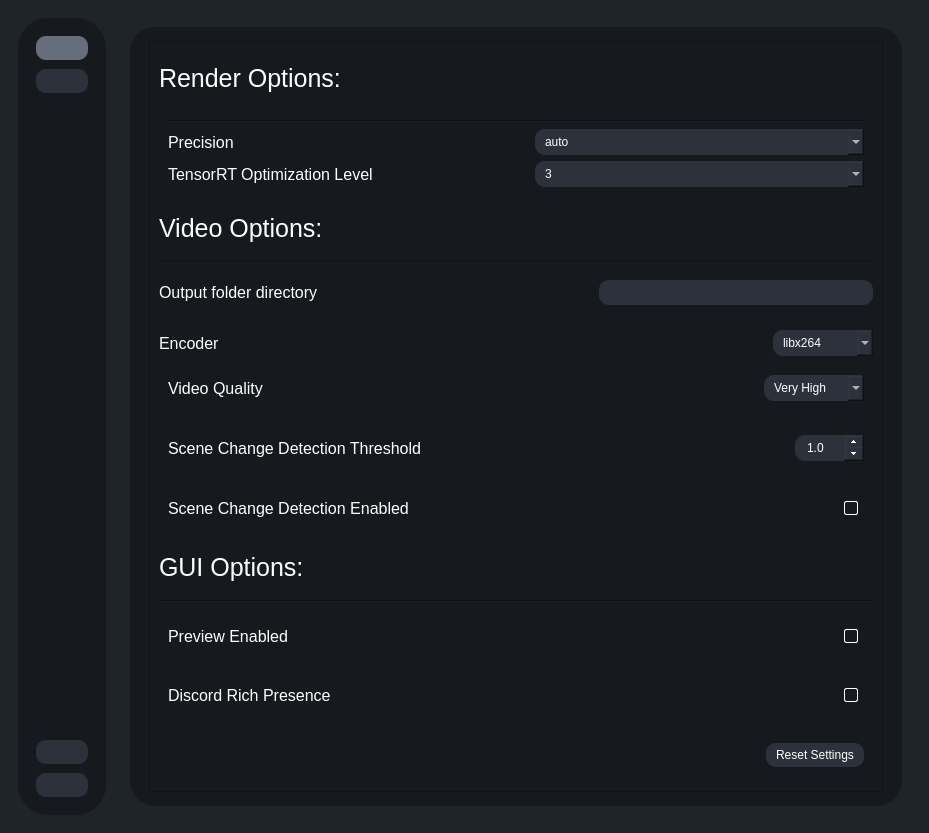
TNTwise/REAL-Video-Enhancer, file testRVEInterface.ui: the form before one commit.
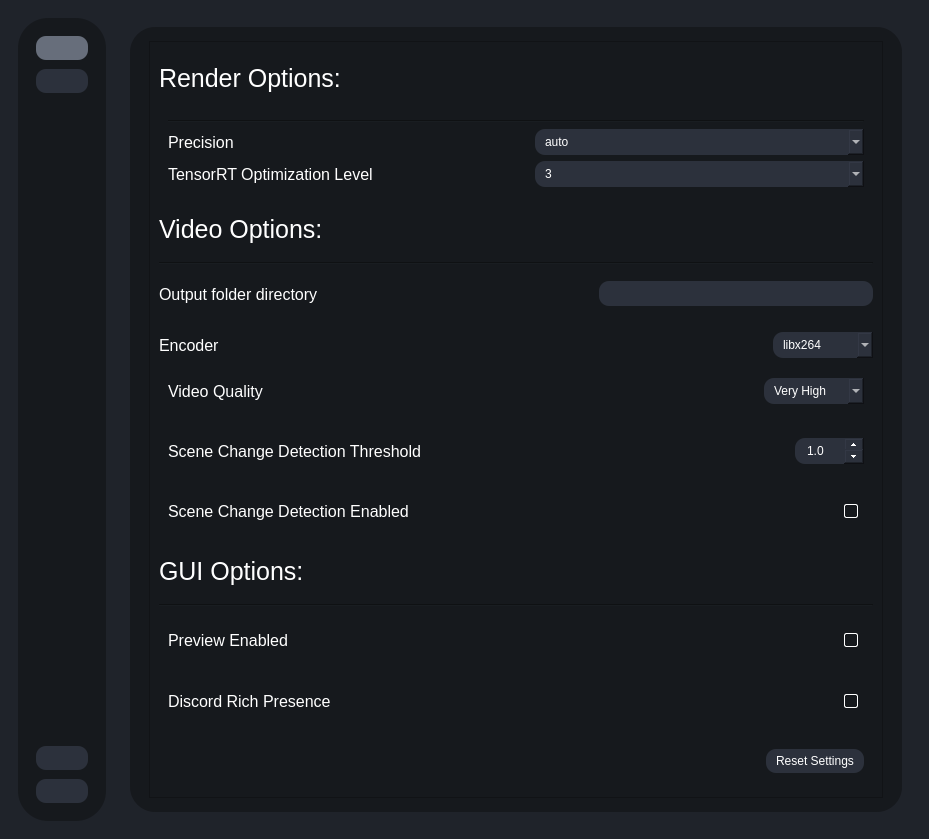
The form after the commit. The open tabs and pages were chosen to show the change. Icons and pictures are not drawn.

Commit message: defautl output fodler working

What changed in the file:
```diff
--- a/testRVEInterface.ui
+++ b/testRVEInterface.ui
@@ -7,7 +7,7 @@
     <x>0</x>
     <y>0</y>
     <width>929</width>
-    <height>801</height>
+    <height>839</height>
    </rect>
   </property>
   <property name="windowTitle">
@@ -1312,8 +1312,8 @@
                   <rect>
                    <x>0</x>
                    <y>0</y>
-                   <width>434</width>
-                   <height>593</height>
+                   <width>729</width>
+                   <height>755</height>
                   </rect>
                  </property>
                  <layout class="QVBoxLayout" name="verticalLayout_18">
```
Left out of the diff: 2 changed lines with no effect on the pictures. The commit also changes 2 other files.
